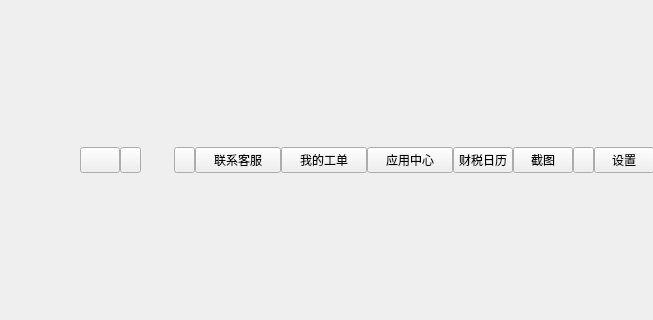
Qt form src/ZcloudDesk/ZcloudDesk.ui (gispda/ZcloudDesk) before a commit; both pictures show x 157 to 810 and y 185 to 505 of the 1329 by 752 pixel window.
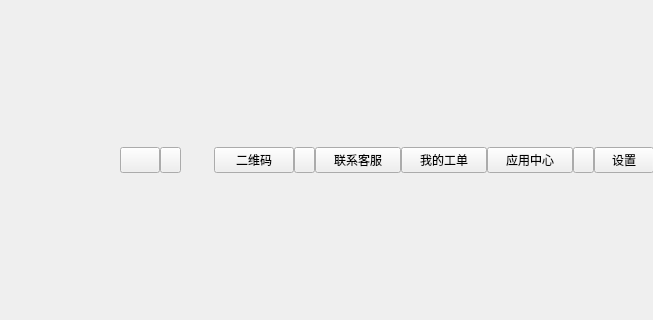
The same form after that commit. Icons and pictures are not drawn. Custom widgets are drawn as their Qt base class.

Patch:
```diff
--- a/src/ZcloudDesk/ZcloudDesk.ui
+++ b/src/ZcloudDesk/ZcloudDesk.ui
@@ -216,6 +216,13 @@
        </property>
       </widget>
      </item>
+     <item>
+      <widget class="QPushButton" name="twobarcodebtn">
+       <property name="text">
+        <string>二维码</string>
+       </property>
+      </widget>
+     </item>
      <item>
       <widget class="QPushButton" name="spaceButton_2">
        <property name="sizePolicy">
@@ -373,84 +380,6 @@
        </property>
       </widget>
      </item>
-     <item>
-      <widget class="QPushButton" name="calendarButton">
-       <property name="sizePolicy">
-        <sizepolicy hsizetype="Fixed" vsizetype="Fixed">
-         <horstretch>0</horstretch>
-         <verstretch>0</verstretch>
-        </sizepolicy>
-       </property>
-       <property name="minimumSize">
-        <size>
-         <width>60</width>
-         <height>26</height>
-        </size>
-       </property>
-       <property name="maximumSize">
-        <size>
-         <width>60</width>
-         <height>26</height>
-        </size>
-       </property>
-       <property name="styleSheet">
-        <string notr="true">QPushButton{border-image: url(:/ZcloudDesk/image/bg_transparent.png);color: rgb(255, 255, 255);
-font: 12px &quot;微软雅黑&quot;;}
-QPushButton:hover{border-image: url(:/ZcloudDesk/image/bg_transparent_hover.png);color: rgb(255, 255, 255);
-font: 12px &quot;微软雅黑&quot;}
-QPushButton:pressed{border-image: url(:/ZcloudDesk/image/bg_transparent_pre.png);color: rgb(255, 255, 255);
-font: 12px &quot;微软雅黑&quot;};</string>
-       </property>
-       <property name="text">
-        <string>财税日历</string>
-       </property>
-       <property name="iconSize">
-        <size>
-         <width>14</width>
-         <height>26</height>
-        </size>
-       </property>
-      </widget>
-     </item>
-     <item>
-      <widget class="QPushButton" name="screenShootButton">
-       <property name="sizePolicy">
-        <sizepolicy hsizetype="Fixed" vsizetype="Fixed">
-         <horstretch>0</horstretch>
-         <verstretch>0</verstretch>
-        </sizepolicy>
-       </property>
-       <property name="minimumSize">
-        <size>
-         <width>60</width>
-         <height>26</height>
-        </size>
-       </property>
-       <property name="maximumSize">
-        <size>
-         <width>60</width>
-         <height>26</height>
-        </size>
-       </property>
-       <property name="styleSheet">
-        <string notr="true">QPushButton{border-image: url(:/ZcloudDesk/image/bg_transparent.png);color: rgb(255, 255, 255);
-font: 12px &quot;微软雅黑&quot;;}
-QPushButton:hover{border-image: url(:/ZcloudDesk/image/bg_transparent_hover.png);color: rgb(255, 255, 255);
-font: 12px &quot;微软雅黑&quot;}
-QPushButton:pressed{border-image: url(:/ZcloudDesk/image/bg_transparent_pre.png);color: rgb(255, 255, 255);
-font: 12px &quot;微软雅黑&quot;};</string>
-       </property>
-       <property name="text">
-        <string>截图</string>
-       </property>
-       <property name="iconSize">
-        <size>
-         <width>14</width>
-         <height>26</height>
-        </size>
-       </property>
-      </widget>
-     </item>
      <item>
       <widget class="QPushButton" name="spaceButton">
        <property name="sizePolicy">
```
Left out of the diff: 2 changed lines with no effect on the pictures.
